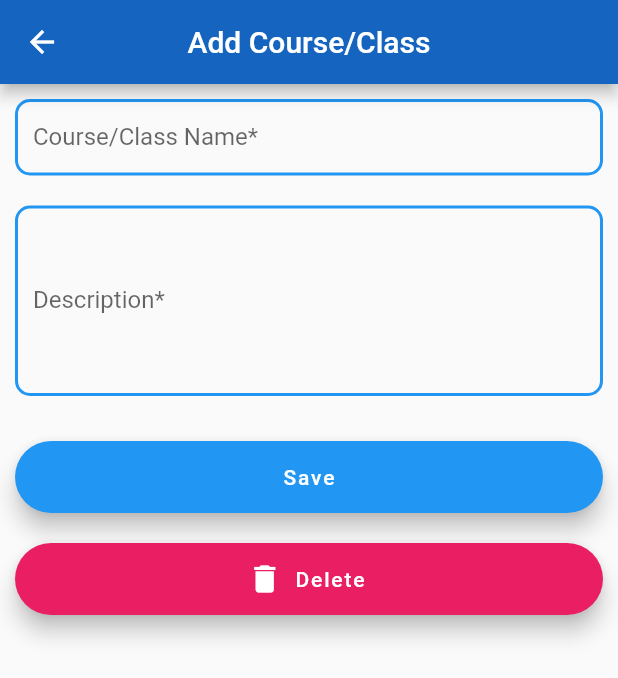
After one commit to saralcode/blsapp-sih1502, a Flutter app: the CoursesOrClasses screen opened directly, after a tap on "Add Classe/Course", on a phone screen of 412 x 824 dp. The commit adds this screen. Shown: the top 678 px of the screen. Run offline on Flutter 3.47's test engine with Material 2 defaults, Android fonts, the phone set to English and light mode, and no system bars; drawn by our look-alikes of flutter_form_builder; our stand-ins replace extended_image, form_builder_validators, get, readmore, video_player; missing offline and left inert: thumbnailer.

Commit message:
Added some organization pages

```diff
--- a/lib/customs/input_decoration/input_decoration.dart
+++ b/lib/customs/input_decoration/input_decoration.dart
@@ -2,7 +2,7 @@ import 'package:flutter/material.dart';
 
 OutlineInputBorder border({Color color = Colors.blue}) {
   return OutlineInputBorder(
-    borderRadius: BorderRadius.circular(15),
+    borderRadius: BorderRadius.circular(10),
     borderSide: BorderSide(width: 2, color: color),
   );
 }
--- /dev/null
+++ b/lib/pages/organization/apis/api_controller.dart
@@ -0,0 +1,58 @@
+import 'package:bls/customs/deleteDialog/delete_dialog.dart';
+import 'package:flutter/material.dart';
+import 'package:flutter_form_builder/flutter_form_builder.dart';
+import 'package:get/get.dart';
+
+class ApiController extends GetxController {
+  Widget documentSaveOrUpdate(
+      {required GlobalKey<FormBuilderState> formKey,
+      String? id,
+      Map<String, dynamic>? customData,
+      required List<String>? filesKey}) {
+    return FloatingActionButton.extended(
+        onPressed: () {
+          if (formKey.currentState!.validate()) {
+            Map<String, dynamic> formData = formKey.currentState!.fields
+                .map((key, value) => MapEntry(key, value.value));
+            if (filesKey != null) {
+              List<String> ids = [];
+              for (int i = 0; i < filesKey.length; i++) {
+                ids.insertAll(i, formData[filesKey[i]].toString().split(","));
+              }
+              formData["files"] = ids;
+            }
+            if (customData != null) {
+              formData.addAll(customData);
+            }
+          }
+        },
+        label: Text(id == null ? "Save" : "Update"));
+  }
+
+  Widget documentDelete({
+    required String? id,
+  }) {
+    return Visibility(
+      visible: id != null,
+      child: FloatingActionButton.extended(
+          heroTag: "delete",
+          backgroundColor: Colors.pink,
+          icon: const Icon(Icons.delete),
+          label: const Text("Delete"),
+          onPressed: () {
+            if (id != null) {
+              showDeleteDialog(
+                  isSave: false,
+                  onYes: () async {
+                    try {
+                      Get.snackbar("Deleted", "Deleted Successfully!");
+                    } catch (e) {
+                      Get.back();
+                      Get.snackbar("Error", "$e");
+                    }
+                  });
+            }
+          }),
+    );
+  }
+}
--- a/lib/pages/organization/layout/organization_bottom_navigation.dart
+++ b/lib/pages/organization/layout/organization_bottom_navigation.dart
@@ -30,8 +30,8 @@ class OrganizationLayoutState extends State<OrganizationLayout> {
         children: _pages,
       ),
       bottomNavigationBar: BottomNavigationBar(
-        selectedItemColor: Colors.indigo,
-        unselectedItemColor: Colors.blueGrey.shade800,
+        selectedItemColor: Colors.pink,
+        unselectedItemColor: Colors.indigo,
         currentIndex: _currentIndex,
         iconSize: 28,
         onTap: (int index) {
--- /dev/null
+++ b/lib/pages/organization/pages/home/courses_or_classes/add_update_courses_classes/add_update_courses_classes.dart
@@ -0,0 +1,95 @@
+import 'package:bls/customs/appbar/custom_appbar.dart';
+import 'package:bls/customs/input_decoration/input_decoration.dart';
+import 'package:bls/pages/organization/apis/api_controller.dart';
+import 'package:flutter/material.dart';
+import 'package:flutter_form_builder/flutter_form_builder.dart';
+import 'package:form_builder_validators/form_builder_validators.dart';
+
+class ELibraryData {
+  String id;
+  String name;
+  String description;
+  String? url;
+  List<String> tags;
+  List<String> files;
+  ELibraryData(
+      {required this.id,
+      required this.name,
+      required this.tags,
+      required this.description,
+      required this.url,
+      required this.files});
+}
+
+class CoursesClassesCUDPage extends StatefulWidget {
+  final ELibraryData? libraryData;
+  final String path;
+  const CoursesClassesCUDPage(
+      {super.key, this.libraryData, required this.path});
+
+  @override
+  State<CoursesClassesCUDPage> createState() => _CoursesClassesCUDPageState();
+}
+
+class _CoursesClassesCUDPageState extends State<CoursesClassesCUDPage> {
+  GlobalKey<FormBuilderState> formkey = GlobalKey();
+
+  @override
+  Widget build(BuildContext context) {
+    return Scaffold(
+      appBar: customAppbar(
+          isUpdate: widget.libraryData != null, title: "Course/Class"),
+      body: FormBuilder(
+        key: formkey,
+        initialValue: widget.libraryData != null
+            ? {
+                "name": widget.libraryData!.name,
+                "description": widget.libraryData!.description,
+                "url": widget.libraryData!.url,
+                "tags": widget.libraryData!.tags
+              }
+            : {},
+        child: ListView(
+          padding: const EdgeInsets.all(10),
+          children: [
+            FormBuilderTextField(
+              name: "name",
+              validator: FormBuilderValidators.compose([
+                FormBuilderValidators.required(),
+                FormBuilderValidators.maxLength(50),
+              ]),
+              decoration: inputDecoration(
+                  hintText: "Course/Class Name", isRequired: true),
+            ),
+            const SizedBox(
+              height: 20,
+            ),
+            FormBuilderTextField(
+              name: "description",
+              validator: FormBuilderValidators.compose([
+                FormBuilderValidators.required(),
+                FormBuilderValidators.maxLength(300)
+              ]),
+              minLines: 5,
+              maxLines: 6,
+              decoration:
+                  inputDecoration(hintText: "Description", isRequired: true),
+            ),
+            const SizedBox(
+              height: 30,
+            ),
+            ApiController()
+                .documentSaveOrUpdate(formKey: formkey, filesKey: []),
+            const SizedBox(
+              height: 20,
+            ),
+            ApiController().documentDelete(id: ""),
+            const SizedBox(
+              height: 20,
+            ),
+          ],
+        ),
+      ),
+    );
+  }
+}
--- /dev/null
+++ b/lib/pages/organization/pages/home/courses_or_classes/courses_or_classes_page.dart
@@ -0,0 +1,117 @@
+import 'dart:math';
+
+import 'package:bls/pages/organization/pages/home/courses_or_classes/add_update_courses_classes/add_update_courses_classes.dart';
+import 'package:bls/pages/organization/pages/home/courses_or_classes/chapters/chapters.dart';
+import 'package:flutter/material.dart';
+import 'package:get/get.dart';
+
+class Course {
+  int id;
+  String name;
+  String description;
+
+  Course(this.id, this.name, this.description);
+}
+
+// Create a list of courses with id, name, and description
+List<Course> courseList = [
+  Course(1, "B.Sc Physics", "Study of physical properties and natural laws."),
+  Course(2, "B.Sc Chemistry", "Exploring the world of chemical compounds."),
+  Course(3, "B.Sc Computer Application",
+      "Learn software development and applications."),
+
+  Course(4, "B.A English Literature", "Study classic and modern literature."),
+  Course(5, "B.Com Accounting", "Learn financial and managerial accounting."),
+  Course(6, "B.Sc Physics", "Study of physical properties and natural laws."),
+  Course(7, "B.Sc Chemistry", "Exploring the world of chemical compounds."),
+  Course(8, "B.Sc Computer Application",
+      "Learn software development and applications."),
+  // Add more courses with their respective details
+];
+
+List<Color> colorList = [
+  Colors.red,
+  Colors.green,
+  Colors.blue,
+  Colors.pink,
+  Colors.orange,
+  Colors.purple,
+];
+
+Color randomColor = Colors.white; // Initial color
+
+Color generateRandomColor() {
+  final Random random = Random();
+  final int randomIndex = random.nextInt(colorList.length);
+  return colorList[randomIndex];
+}
+
+class CoursesOrClasses extends StatefulWidget {
+  const CoursesOrClasses({super.key});
+
+  @override
+  State<CoursesOrClasses> createState() => _CoursesOrClassesState();
+}
+
+class _CoursesOrClassesState extends State<CoursesOrClasses> {
+  @override
+  Widget build(BuildContext context) {
+    return Scaffold(
+      appBar: AppBar(
+        title: const Text("Courses/Classes"),
+      ),
+      body: GridView.builder(
+          itemCount: courseList.length,
+          gridDelegate: const SliverGridDelegateWithFixedCrossAxisCount(
+              crossAxisCount: 2, mainAxisSpacing: 10, crossAxisSpacing: 5),
+          padding: const EdgeInsets.all(5),
+          itemBuilder: (c, index) {
+            Course course = courseList.elementAt(index);
+            return Material(
+              child: InkWell(
+                onTap: () {
+                  Get.to(() => ChapterPage());
+                },
+                child: Card(
+                    elevation: 10,
+                    child: Column(
+                      children: [
+                        Container(
+                            padding: const EdgeInsets.all(8),
+                            alignment: Alignment.center,
+                            decoration:
+                                BoxDecoration(color: generateRandomColor()),
+                            child: Text(
+                              course.name,
+                              textAlign: TextAlign.center,
+                              style: const TextStyle(
+                                  fontSize: 20,
+                                  color: Colors.white,
+                                  fontWeight: FontWeight.bold),
+                            )),
+                        Padding(
+                          padding: const EdgeInsets.all(10),
+                          child: Text(
+                            course.description,
+                            textScaleFactor: 1.2,
+                          ),
+                        ),
+                        Expanded(child: Container()),
+                        TextButton.icon(
+                            label: const Text("Edit"),
+                            onPressed: () {},
+                            icon: const Icon(Icons.edit))
+                      ],
+                    )),
+              ),
+            );
+          }),
+      floatingActionButton: FloatingActionButton.extended(
+          backgroundColor: Colors.pink,
+          onPressed: () {
+            Get.to(() => const CoursesClassesCUDPage(path: "/"));
+          },
+          label: const Text("Add Classe/Course")),
+    );
+  }
+}
```
Also changed, not shown: lib/pages/organization/pages/home/courses_or_classes/chapters/chapters.dart (added, +66 -0 lines), lib/pages/organization/pages/home/courses_or_classes/chapters/topics/topics.dart (added, +104 -0 lines), lib/pages/organization/pages/home/organization_home_page.dart (+20 -1 lines).
